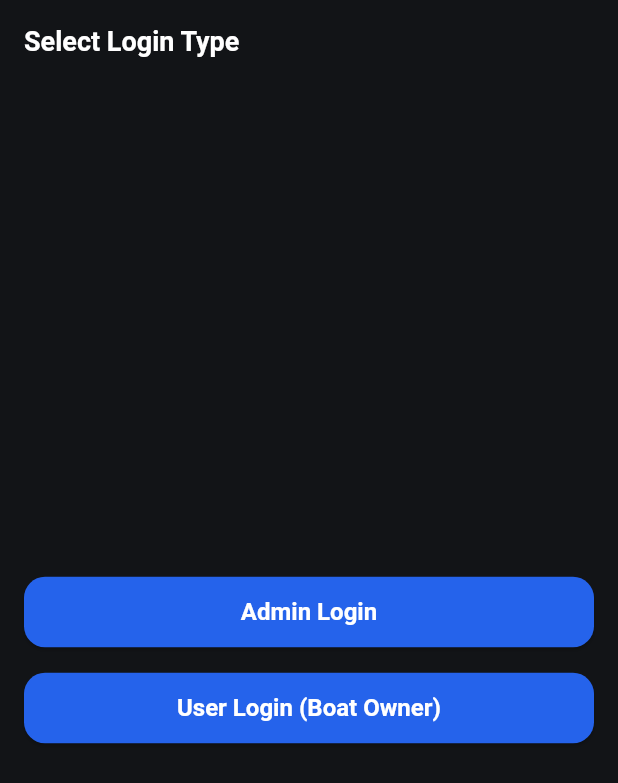
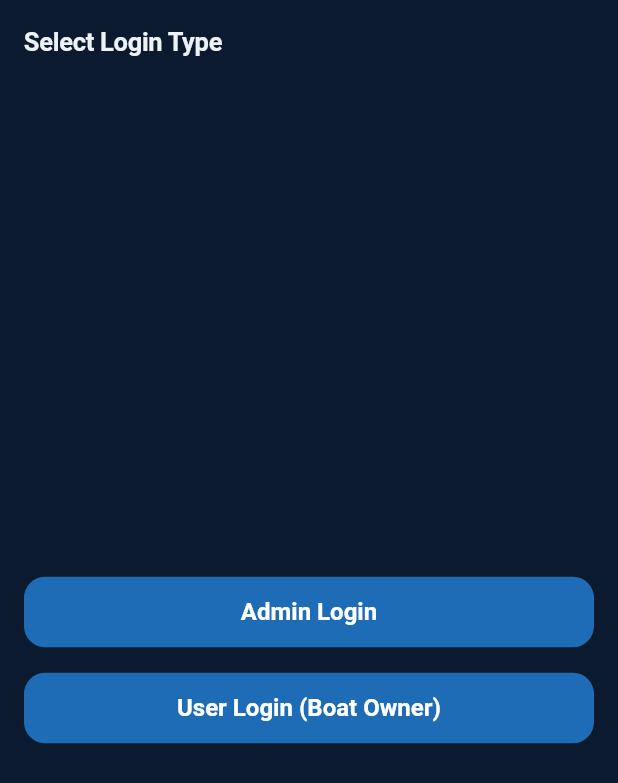
Before and after one commit to Sadhbhslattery/fyp, a Flutter app: the screen it shows after launch, on a phone screen of 412 x 824 dp. Shown: the top 783 px of the screen. Run offline on Flutter 3.47's test engine with Material 3 defaults, Android fonts, the phone set to English and light mode, and no system bars; our stand-ins replace dio.

Commit message:
Updated Colour pallet

```diff
--- a/app/regatta_app/lib/theme/app_theme.dart
+++ b/app/regatta_app/lib/theme/app_theme.dart
@@ -1,42 +1,52 @@
-// This file defines my app's visual design system - all the colors, fonts, button styles, input styles, and other visual elements.
-// It creates a consistent look and feel throughout the entire app.
-// Instead of saying "make this button blue" in every page, I define the button style once here, and every button in the app automatically looks correct.
-
-// This theme is specifically designed for outdoor sailing use:
-// High contrast (white text on dark backgrounds) for outdoor readability in bright sunlight
-// Semantic colors (green=OK, red=penalty/OCS) for quick status recognition
-// Clear visual hierarchy (large countdown timers, obvious action buttons)
-// Minimal eye strain for prolonged use
+// RCYC Regatta Timing System — App Theme
+//
+// Design philosophy: deep-navy nautical palette with teal accents.
+// Optimised for outdoor readability on the water (high contrast,
+// clear hierarchy) while looking polished for stakeholder demos.
+//
+// Colour palette:
+//   Background   #0B1A2E  — deep navy, easier on eyes than pure black
+//   Surface      #0F2440  — card/panel backgrounds
+//   Teal         #06B6D4  — live data, countdowns, user highlight
+//   Green        #10B981  — success, checked-in, clean finish
+//   Gold/Amber   #F59E0B  — warnings, DNF/RET codes
+//   Red          #EF4444  — errors, OCS/DSQ/BFD codes
+//   Text         #EDF2F7  — warm white for primary text
 
 import 'package:flutter/material.dart';
-// The import brings in Flutter's Material Design widgets and theming system.
-
 
 class AppTheme {
-  // Base / Structure
-  static const Color bg = Color(0xFF121417);  // Scaffold background
-  static const Color surface = Color(0xFF1E2329);  // Cards / panels
-  static const Color surface2 = Color(0xFF171B20);  // Slightly darker surface
-  static const Color border = Color(0xFF2F3640);  // Dividers / outlines
+  // ── Base / Structure ──
+  static const Color bg         = Color(0xFF0B1A2E);
+  static const Color surface    = Color(0xFF0F2440);
+  static const Color surface2   = Color(0xFF132D4F);
+  static const Color surfaceHover = Color(0xFF163558);
+  static const Color border     = Color(0xFF1E3A5F);
+  static const Color borderLight = Color(0xFF264673);
 
-  // Text
-  static const Color textPrimary = Color(0xFFFFFFFF);
-  static const Color textSecondary = Color(0xFFD1D5DB);
-  static const Color textMuted = Color(0xFF9CA3AF);
-  static const Color disabled = Color(0xFF6B7280);
+  // ── Text hierarchy ──
+  static const Color textPrimary   = Color(0xFFEDF2F7);
+  static const Color textSecondary = Color(0xFF94A3B8);
+  static const Color textMuted     = Color(0xFF64748B);
+  static const Color disabled      = Color(0xFF475569);
 
-  // Brand / Actions
-  static const Color primary = Color(0xFF2563EB);  // Main action (Start/Save/Continue)
-  static const Color primarySoft = Color(0x332563EB);
+  // ── Brand / Actions ──
+  static const Color primary     = Color(0xFF1E6CB6);
+  static const Color primarySoft = Color(0x331E6CB6);
 
-  // Status / Race semantics
-  static const Color ok = Color(0xFF16A34A);  // Valid finish / good
-  static const Color info = Color(0xFF2563EB);  // Started / informational
-  static const Color warn = Color(0xFFF59E0B);  // Pending / attention
-  static const Color danger = Color(0xFFDC2626);  // OCS / Penalty / Error
-  static const Color live = Color(0xFF22D3EE);  // Countdown / “live” timing accent
+  // ── Accent ──
+  static const Color teal        = Color(0xFF06B6D4);
+  static const Color tealGlow    = Color(0x2606B6D4);  // 15% opacity
+  static const Color tealSoft    = Color(0x1406B6D4);  // 8% opacity
 
-  /// Use in MaterialApp(theme: AppTheme.darkTheme)
+  // ── Status / Race semantics ──
+  static const Color ok     = Color(0xFF10B981);  // Clean finish / checked-in
+  static const Color info   = Color(0xFF1E6CB6);  // Informational
+  static const Color warn   = Color(0xFFF59E0B);  // DNF, RET — attention
+  static const Color danger = Color(0xFFEF4444);  // OCS, DSQ, BFD — penalty
+  static const Color live   = Color(0xFF06B6D4);  // Countdown / timing accent
+
+  // ── Theme Data ──
   static final ThemeData darkTheme = ThemeData(
     useMaterial3: true,
     brightness: Brightness.dark,
@@ -48,7 +58,7 @@ class AppTheme {
     colorScheme: const ColorScheme.dark(
       primary: primary,
       onPrimary: Colors.white,
-      secondary: live,
+      secondary: teal,
       onSecondary: Colors.black,
       surface: surface,
       onSurface: textPrimary,
@@ -56,15 +66,21 @@ class AppTheme {
       onError: Colors.white,
     ),
 
-    // AppBar
+    // ── AppBar ──
     appBarTheme: const AppBarTheme(
       backgroundColor: bg,
       foregroundColor: textPrimary,
       elevation: 0,
       centerTitle: false,
+      titleTextStyle: TextStyle(
+        color: textPrimary,
+        fontSize: 17,
+        fontWeight: FontWeight.w700,
+        letterSpacing: -0.2,
+      ),
     ),
 
-    // Cards
+    // ── Cards ──
     cardTheme: CardThemeData(
       color: surface,
       elevation: 0,
@@ -72,28 +88,31 @@ class AppTheme {
         borderRadius: BorderRadius.circular(16),
         side: const BorderSide(color: border),
       ),
+      margin: const EdgeInsets.symmetric(horizontal: 0, vertical: 6),
     ),
 
-    // Divider
+    // ── Divider ──
     dividerTheme: const DividerThemeData(
       color: border,
       thickness: 1,
       space: 24,
     ),
 
-    // TextTheme: base it on ThemeData.dark() to avoid TextStyle inherit crashes
+    // ── Typography ──
     textTheme: ThemeData.dark().textTheme.copyWith(
       headlineSmall: const TextStyle(
         color: textPrimary,
         fontSize: 22,
         fontWeight: FontWeight.w700,
         height: 1.2,
+        letterSpacing: -0.3,
       ),
       titleLarge: const TextStyle(
         color: textPrimary,
         fontSize: 18,
         fontWeight: FontWeight.w700,
         height: 1.2,
+        letterSpacing: -0.2,
       ),
       titleMedium: const TextStyle(
         color: textPrimary,
@@ -104,12 +123,12 @@ class AppTheme {
       bodyLarge: const TextStyle(
         color: textPrimary,
         fontSize: 16,
-        height: 1.25,
+        height: 1.4,
       ),
       bodyMedium: const TextStyle(
         color: textSecondary,
         fontSize: 14,
-        height: 1.25,
+        height: 1.4,
       ),
       labelLarge: const TextStyle(
         color: textPrimary,
@@ -120,18 +139,36 @@ class AppTheme {
       labelMedium: const TextStyle(
         color: textMuted,
         fontSize: 12,
+        fontWeight: FontWeight.w600,
+        letterSpacing: 0.5,
         height: 1.2,
       ),
     ),
 
-    // Buttons
+    // ── Elevated Buttons ──
     elevatedButtonTheme: ElevatedButtonThemeData(
       style: ElevatedButton.styleFrom(
         backgroundColor: primary,
         foregroundColor: Colors.white,
         disabledBackgroundColor: border,
         disabledForegroundColor: disabled,
-        padding: const EdgeInsets.symmetric(horizontal: 16, vertical: 14),
+        padding: const EdgeInsets.symmetric(horizontal: 20, vertical: 14),
+        textStyle: const TextStyle(
+          fontSize: 16,
+          fontWeight: FontWeight.w700,
+          height: 1.2,
+        ),
+        shape: RoundedRectangleBorder(borderRadius: BorderRadius.circular(14)),
+        elevation: 0,
+      ),
+    ),
+
+    // ── Outlined Buttons ──
+    outlinedButtonTheme: OutlinedButtonThemeData(
+      style: OutlinedButton.styleFrom(
+        foregroundColor: textPrimary,
+        side: const BorderSide(color: borderLight),
+        padding: const EdgeInsets.symmetric(horizontal: 20, vertical: 14),
         textStyle: const TextStyle(
           fontSize: 16,
           fontWeight: FontWeight.w700,
@@ -140,27 +177,16 @@ class AppTheme {
         shape: RoundedRectangleBorder(borderRadius: BorderRadius.circular(14)),
       ),
     ),
-    outlinedButtonTheme: OutlinedButtonThemeData(
-      style: OutlinedButton.styleFrom(
-        foregroundColor: textPrimary,
-        side: const BorderSide(color: border),
-        padding: const EdgeInsets.symmetric(horizontal: 16, vertical: 14),
-        textStyle: const TextStyle(
-          fontSize: 16,
-          fontWeight: FontWeight.w700,
-          height: 1.2,
-        ),
-        shape: RoundedRectangleBorder(borderRadius: BorderRadius.circular(14)),
-      ),
-    ),
+
+    // ── Text Buttons ──
     textButtonTheme: TextButtonThemeData(
       style: TextButton.styleFrom(
-        foregroundColor: live,
+        foregroundColor: teal,
         textStyle: const TextStyle(fontWeight: FontWeight.w700),
       ),
     ),
 
-    // Inputs
+    // ── Input Fields ──
     inputDecorationTheme: InputDecorationTheme(
       filled: true,
       fillColor: surface2,
@@ -172,7 +198,7 @@ class AppTheme {
       ),
       focusedBorder: OutlineInputBorder(
         borderRadius: BorderRadius.circular(14),
-        borderSide: const BorderSide(color: primary),
+        borderSide: const BorderSide(color: teal, width: 1.5),
       ),
       errorBorder: OutlineInputBorder(
         borderRadius: BorderRadius.circular(14),
@@ -184,14 +210,21 @@ class AppTheme {
       ),
     ),
 
-    // Chips (great for OCS / DNF / Penalty badges)
+    // ── Chips ──
     chipTheme: ChipThemeData(
       backgroundColor: surface2,
       disabledColor: border,
-      selectedColor: primarySoft,
-      secondarySelectedColor: primarySoft,
-      labelStyle: const TextStyle(color: textPrimary, fontWeight: FontWeight.w700),
-      secondaryLabelStyle: const TextStyle(color: textPrimary, fontWeight: FontWeight.w700),
+      selectedColor: tealSoft,
+      secondarySelectedColor: tealSoft,
+      labelStyle: const TextStyle(
+        color: textPrimary,
+        fontWeight: FontWeight.w600,
+        fontSize: 13,
+      ),
+      secondaryLabelStyle: const TextStyle(
+        color: textPrimary,
+        fontWeight: FontWeight.w600,
+      ),
       padding: const EdgeInsets.symmetric(horizontal: 10, vertical: 8),
       shape: RoundedRectangleBorder(
         borderRadius: BorderRadius.circular(999),
@@ -199,33 +232,77 @@ class AppTheme {
       ),
     ),
 
-    // Tables (DataTable)
-    dataTableTheme: const DataTableThemeData(
-      headingTextStyle: TextStyle(color: textSecondary, fontWeight: FontWeight.w800),
-      dataTextStyle: TextStyle(color: textPrimary),
+    // ── DataTables ──
+    dataTableTheme: DataTableThemeData(
+      headingTextStyle: const TextStyle(
+        color: textMuted,
+        fontWeight: FontWeight.w700,
+        fontSize: 12,
+        letterSpacing: 0.5,
+      ),
+      dataTextStyle: const TextStyle(
+        color: textPrimary,
+        fontSize: 14,
+      ),
       dividerThickness: 1,
+      decoration: BoxDecoration(
+        border: Border(
+          bottom: BorderSide(color: border.withAlpha(100)),
+        ),
+      ),
     ),
 
-    // Icons
+    // ── Icons ──
     iconTheme: const IconThemeData(color: textSecondary),
 
-    // Snackbars
+    // ── SnackBars ──
     snackBarTheme: SnackBarThemeData(
-      backgroundColor: surface,
+      backgroundColor: surface2,
       contentTextStyle: const TextStyle(color: textPrimary),
       shape: RoundedRectangleBorder(borderRadius: BorderRadius.circular(14)),
       behavior: SnackBarBehavior.floating,
     ),
+
+    // ── Bottom Sheets ──
+    bottomSheetTheme: const BottomSheetThemeData(
+      backgroundColor: surface,
+      shape: RoundedRectangleBorder(
+        borderRadius: BorderRadius.vertical(top: Radius.circular(20)),
+      ),
+    ),
+
+    // ── Dialogs ──
+    dialogTheme: DialogThemeData(
+      backgroundColor: surface,
+      shape: RoundedRectangleBorder(borderRadius: BorderRadius.circular(20)),
+      titleTextStyle: const TextStyle(
+        color: textPrimary,
+        fontSize: 18,
+        fontWeight: FontWeight.w700,
+      ),
+    ),
   );
 
-  // OPTIONAL: convenience helpers for semantic colours in the widgets
+  // ── Semantic helpers ──
+
+  /// Returns a colour for a World Sailing result code.
+  /// Red for OCS/DSQ/BFD, amber for DNF/RET/DNS, green for clean.
   static Color statusColor(String? code) {
-    // e.g. "OCS", "DNF", "RET", "DSQ" etc.
     if (code == null || code.isEmpty) return ok;
     final c = code.toUpperCase().trim();
-    if (c == 'OCS' || c == 'DSQ' || c == 'DNE') return danger;
-    if (c == 'DNF' || c == 'RET') return warn;
+    if (c == 'OCS' || c == 'DSQ' || c == 'BFD') return danger;
+    if (c == 'DNF' || c == 'RET' || c == 'DNS') return warn;
     return ok;
+  }
+
+  /// Background colour for a result code badge (15% opacity of statusColor).
+  static Color statusBadgeBg(String? code) {
+    return statusColor(code).withAlpha(38);  // ~15%
+  }
+
+  /// Border colour for a result code badge (30% opacity of statusColor).
+  static Color statusBadgeBorder(String? code) {
+    return statusColor(code).withAlpha(76);  // ~30%
   }
 }
 
```
Also changed, not shown: 4 other files.
